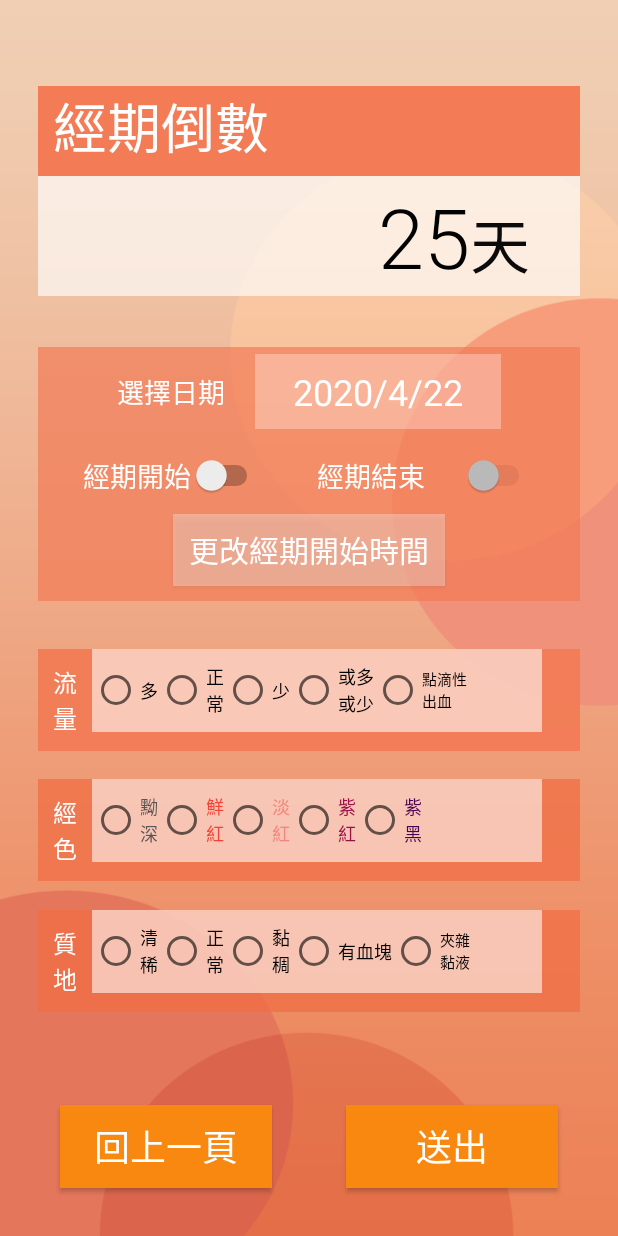
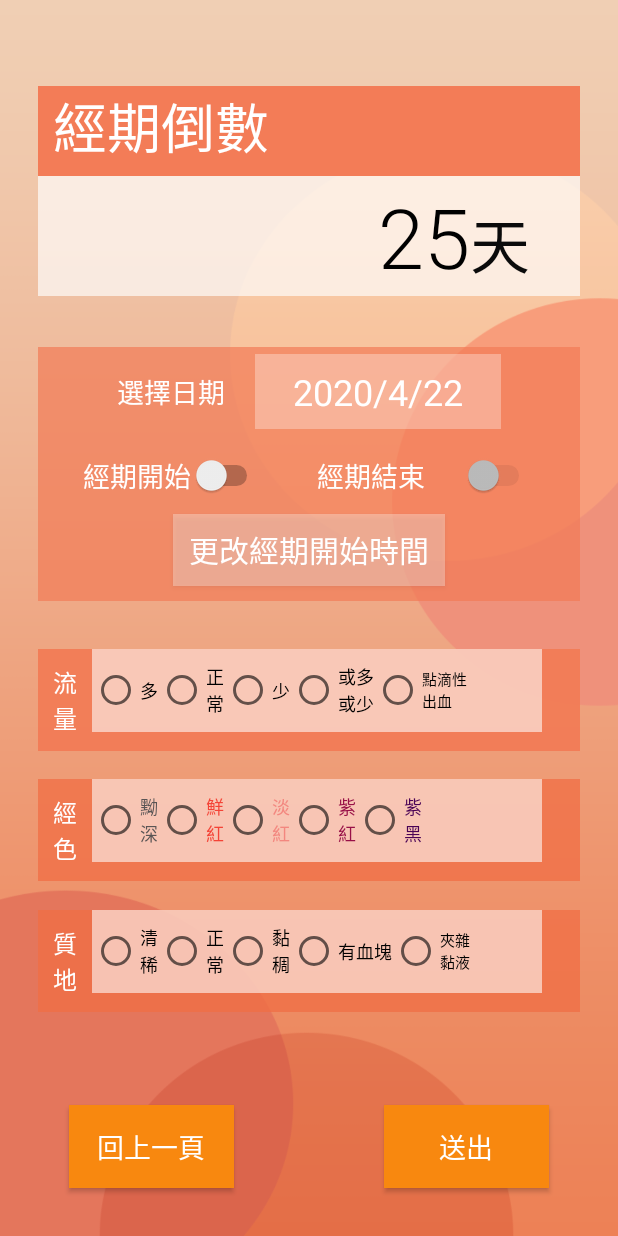
Before and after one commit to apple310565/Women-s-Health-APP, an Android app: the screen it shows after launch (MainActivity), after a tap on "經期倒數", on a phone screen of 412 x 824 dp. Run offline under Robolectric (Android 15) with nearby library versions, the phone set to English and light mode, and no system bars.

Commit message:
1. 增加健康資訊站版面與飲食版面 2. EAT_TABLE內的資料可自動由csv檔讀入 3. 飲食版面收藏功能完成 4. 小改:加入資料來源
ps. 飲食版面的排序和篩選功能尚未完工

```diff
--- a/app/src/main/java/flag/com/gooood1/StdDBHelper.java
+++ b/app/src/main/java/flag/com/gooood1/StdDBHelper.java
@@ -19,7 +19,7 @@ public class StdDBHelper extends SQLiteOpenHelper {
                 "flow int , color int , quality int , isStart int , isEnd int)");
 
         db.execSQL("CREATE TABLE EAT(_name Text primary key, "+
-                "subset Text ,effect Text , method Text , who Text , main Text , main2 Text ,favor int,P int,D int)");
+                "subset Text ,effect Text , method Text , who Text , main Text , main2 Text ,favor int,P int,D int,Source Text)");
     }
     @Override
     public void onUpgrade(SQLiteDatabase db,int oldVersion,int Version){
--- a/app/src/main/java/flag/com/gooood1/eat.java
+++ b/app/src/main/java/flag/com/gooood1/eat.java
@@ -60,6 +60,7 @@ public class eat extends AppCompatActivity {
             if(!c.getString(4).equals("NULL"))str += c.getString(4)+"\n\n";
             if(!c.getString(5).equals("NULL"))str += c.getString(5)+"\n\n";
             if(!c.getString(6).equals("NULL"))str += c.getString(6)+"\n\n";
+            if(!c.getString(10).equals("NULL"))str += c.getString(10)+"\n\n";
             TextView article=(TextView)findViewById(R.id.article);
             article.setText(str);
         } catch (Exception e) {
@@ -73,7 +74,8 @@ public class eat extends AppCompatActivity {
     }
 
     public void Click_Next(View view){
-        if (c.isLast())c.moveToFirst();
+        //if (c.isLast())c.moveToFirst();
+        if(c.isLast())SqlQuery("SELECT * FROM EAT ORDER BY favor DESC");
         else  c.moveToNext();
         String str = "";
         TextView title=(TextView)findViewById(R.id.title);
@@ -84,6 +86,7 @@ public class eat extends AppCompatActivity {
         if(!c.getString(4).equals("NULL"))str += c.getString(4)+"\n\n";
         if(!c.getString(5).equals("NULL"))str += c.getString(5)+"\n\n";
         if(!c.getString(6).equals("NULL"))str += c.getString(6)+"\n\n";
+        if(!c.getString(10).equals("NULL"))str += c.getString(10)+"\n\n";
         TextView article=(TextView)findViewById(R.id.article);
         article.setText(str);
         ImageButton star = (ImageButton)findViewById(R.id.star);
--- a/app/src/main/java/flag/com/gooood1/home.java
+++ b/app/src/main/java/flag/com/gooood1/home.java
@@ -198,6 +198,7 @@ public class home extends AppCompatActivity {
                     String subset=Eat[6];
                     int P = Integer.parseInt(Eat[7]);
                     int D = Integer.parseInt(Eat[8]);
+                    String Source=Eat[9];
                     int f=0;
                     ContentValues cv = new ContentValues();
                     cv.put("_name",name);
@@ -210,6 +211,7 @@ public class home extends AppCompatActivity {
                     cv.put("favor",f);
                     cv.put("P",P);
                     cv.put("D",D);
+                    cv.put("Source",Source);
                     db.insert("EAT",null,cv);
             }
         } catch (Exception e) {
--- a/app/src/main/res/layout/activity_eat.xml
+++ b/app/src/main/res/layout/activity_eat.xml
@@ -10,7 +10,7 @@
     <LinearLayout
         android:id="@+id/linearLayout10"
         android:layout_width="0dp"
-        android:layout_height="84dp"
+        android:layout_height="60dp"
         android:layout_marginStart="30dp"
         android:layout_marginLeft="30dp"
         android:layout_marginEnd="30dp"
@@ -94,8 +94,8 @@
             android:orientation="horizontal"></LinearLayout>
 
         <ScrollView
-            android:layout_width="320dp"
-            android:layout_height="402dp"
+            android:layout_width="match_parent"
+            android:layout_height="match_parent"
             android:layout_margin="20dp">
 
             <LinearLayout
--- a/app/src/main/res/layout/activity_main.xml
+++ b/app/src/main/res/layout/activity_main.xml
@@ -417,10 +417,12 @@
 
     <Button
         android:id="@+id/button2"
-        android:layout_width="141dp"
+        android:layout_width="110dp"
         android:layout_height="55dp"
-        android:layout_marginEnd="40dp"
-        android:layout_marginRight="40dp"
+        android:layout_marginStart="50dp"
+        android:layout_marginLeft="50dp"
+        android:layout_marginEnd="75dp"
+        android:layout_marginRight="75dp"
         android:layout_marginBottom="32dp"
         android:background="#F8880F"
         android:onClick="submit_click"
@@ -428,16 +430,19 @@
         android:textAppearance="@style/TextAppearance.AppCompat.Display3"
         android:textColor="#FFFFFF"
         android:textColorHint="#B8B8B8"
-        android:textSize="24sp"
+        android:textSize="18sp"
         app:layout_constraintBottom_toBottomOf="parent"
-        app:layout_constraintEnd_toEndOf="parent" />
+        app:layout_constraintEnd_toEndOf="parent"
+        app:layout_constraintStart_toEndOf="@+id/home" />
 
     <Button
         android:id="@+id/home"
-        android:layout_width="141dp"
+        android:layout_width="110dp"
         android:layout_height="55dp"
-        android:layout_marginStart="40dp"
-        android:layout_marginLeft="40dp"
+        android:layout_marginStart="75dp"
+        android:layout_marginLeft="75dp"
+        android:layout_marginEnd="50dp"
+        android:layout_marginRight="50dp"
         android:layout_marginBottom="32dp"
         android:background="#F8880F"
         android:onClick="goto_home"
@@ -445,8 +450,9 @@
         android:textAppearance="@style/TextAppearance.AppCompat.Display3"
         android:textColor="#FFFFFF"
         android:textColorHint="#B8B8B8"
-        android:textSize="24sp"
+        android:textSize="18sp"
         app:layout_constraintBottom_toBottomOf="parent"
+        app:layout_constraintEnd_toStartOf="@+id/button2"
         app:layout_constraintStart_toStartOf="parent" />
 
 </androidx.constraintlayout.widget.ConstraintLayout>
--- a/app/src/main/res/layout/activity_main3.xml
+++ b/app/src/main/res/layout/activity_main3.xml
@@ -31,7 +31,7 @@
         android:layout_height="130dp"
         android:layout_marginStart="20dp"
         android:layout_marginLeft="20dp"
-        android:layout_marginTop="15dp"
+        android:layout_marginTop="5dp"
         android:layout_marginEnd="20dp"
         android:layout_marginRight="20dp"
         android:layout_marginBottom="3dp"
```
Also changed, not shown: app/src/main/assets/EAT.csv (+8 -4 lines).
